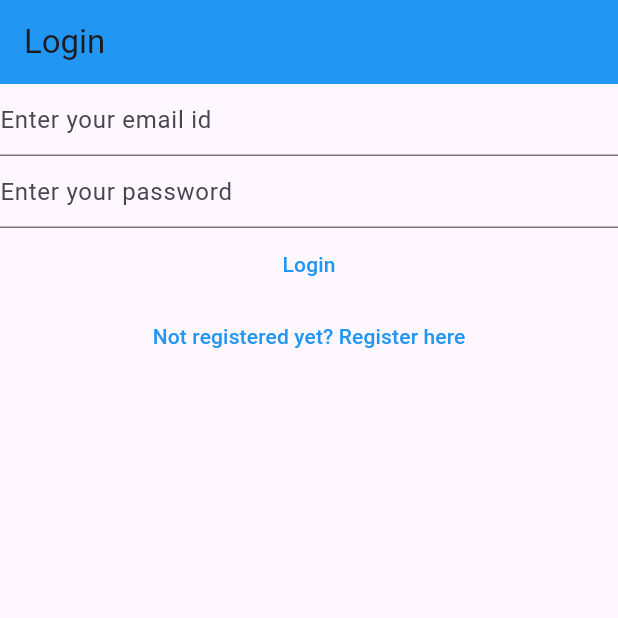
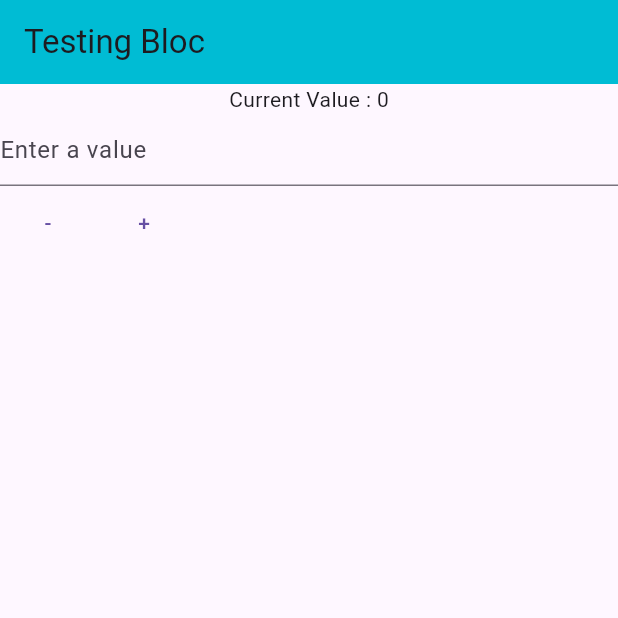
Before and after one commit to Pandiselvam07/NotesApp, a Flutter app: the screen it shows after launch, on a phone screen of 412 x 824 dp, the top half of it. Run offline on Flutter 3.47's test engine with Material 3 defaults, Android fonts, the phone set to English and light mode, and no system bars; our stand-ins replace bloc, cloud_firestore, firebase_auth, firebase_core, flutter_bloc, share_plus; accounts and stored records are empty.

Commit message:
step -22

```diff
--- a/lib/main.dart
+++ b/lib/main.dart
@@ -1,9 +1,11 @@
+import 'package:bloc/bloc.dart';
 import 'package:flutter/material.dart';
+import 'package:flutter_bloc/flutter_bloc.dart';
+import 'package:path/path.dart';
 import 'package:pratice/services/auth/Auth_service.dart';
 import 'package:pratice/views/Login_view.dart';
 import 'package:pratice/views/Register_view.dart';
 import 'package:pratice/views/VerifyEmail_view.dart';
-import 'dart:developer' as devtools show log;
 import 'package:pratice/constants/Routes.dart';
 import 'package:pratice/views/notes/Notes_view.dart';
 import 'package:pratice/views/notes/create _update_note_view.dart';
@@ -12,7 +14,7 @@ void main() {
   WidgetsFlutterBinding.ensureInitialized();
   runApp(
     MaterialApp(
-      home: const Homepage(),
+      home: const HomePage(),
       routes: {
         loginroute: (context) => const LoginView(),
         registerroute: (context) => const RegisterView(),
@@ -24,34 +26,174 @@ void main() {
   );
 }
 
-class Homepage extends StatefulWidget {
-  const Homepage({super.key});
+// class HomePage extends StatefulWidget {
+//   const HomePage({super.key});
+//
+//   @override
+//   State<HomePage> createState() => _HomePageState();
+// }
+//
+// class _HomePageState extends State<HomePage> {
+//   @override
+//   Widget build(BuildContext context) {
+//     return FutureBuilder(
+//         future: AuthService.firebase().initialize(),
+//         builder: (context, snapshot) {
+//           switch (snapshot.connectionState) {
+//             case ConnectionState.done:
+//               final user = AuthService.firebase().currentUser;
+//               if (user != null) {
+//                 if (user.isEmailVerified) {
+//                   return const NotesView();
+//                 } else {
+//                   return const VerifyEmailView();
+//                 }
+//               } else {
+//                 return const LoginView();
+//               }
+//             default:
+//               return const CircularProgressIndicator();
+//           }
+//         });
+//   }
+// }
+class HomePage extends StatefulWidget {
+  const HomePage({super.key});
 
   @override
-  State<Homepage> createState() => _HomepageState();
+  State<HomePage> createState() => _HomePageState();
 }
 
-class _HomepageState extends State<Homepage> {
+class _HomePageState extends State<HomePage> {
+  late final TextEditingController _controller;
+
+  @override
+  void initState() {
+    _controller = TextEditingController();
+    super.initState();
+  }
+
+  @override
+  void dispose() {
+    _controller.dispose();
+    super.dispose();
+  }
+
   @override
   Widget build(BuildContext context) {
-    return FutureBuilder(
-        future: AuthService.firebase().initialize(),
-        builder: (context, snapshot) {
-          switch (snapshot.connectionState) {
-            case ConnectionState.done:
-              final user = AuthService.firebase().currentUser;
-              if (user != null) {
-                if (user.isEmailVerified) {
-                  return const NotesView();
-                } else {
-                  return const VerifyEmailView();
-                }
-              } else {
-                return const LoginView();
-              }
-            default:
-              return const CircularProgressIndicator();
-          }
-        });
+    return BlocProvider(
+      create: (context) => CounterBloc(),
+      child: Scaffold(
+        appBar: AppBar(
+          title: const Text("Testing Bloc"),
+          backgroundColor: Colors.cyan,
+        ),
+        body: BlocConsumer<CounterBloc, CounterState>(
+          listener: (context, state) {
+            _controller.clear();
+          },
+          builder: (context, state) {
+            final invalidValue =
+                (state is CounterStateInvalidNumber) ? state.invalidValue : ' ';
+            return Column(
+              children: [
+                Text('Current Value : ${state.value}'),
+                Visibility(
+                  visible: state is CounterStateInvalidNumber,
+                  child: Text("Invalid input : $invalidValue"),
+                ),
+                TextField(
+                  controller: _controller,
+                  decoration: const InputDecoration(
+                    hintText: "Enter a value",
+                  ),
+                  keyboardType: TextInputType.number,
+                ),
+                Row(
+                  children: [
+                    TextButton(
+                      onPressed: () {
+                        context.read<CounterBloc>().add(
+                              DecrementEvent(_controller.text),
+                            );
+                      },
+                      child: const Text("-"),
+                    ),
+                    TextButton(
+                      onPressed: () {
+                        context.read<CounterBloc>().add(
+                              IncrementEvent(_controller.text),
+                            );
+                      },
+                      child: const Text("+"),
+                    ),
+                  ],
+                ),
+              ],
+            );
+          },
+        ),
+      ),
+    );
   }
 }
+
+//State
+@immutable
+abstract class CounterState {
+  final int value;
+  const CounterState(this.value);
+}
+
+class CounterStateValid extends CounterState {
+  const CounterStateValid(int value) : super(value);
+}
+
+class CounterStateInvalidNumber extends CounterState {
+  final String invalidValue;
+  const CounterStateInvalidNumber({
+    required this.invalidValue,
+    required int previousValue,
+  }) : super(previousValue);
+}
+
+//Event
+abstract class CounterEvent {
+  final String value;
+  const CounterEvent(this.value);
+}
+
+class IncrementEvent extends CounterEvent {
+  const IncrementEvent(String value) : super(value);
+}
+
+class DecrementEvent extends CounterEvent {
+  const DecrementEvent(String value) : super(value);
+}
+
+class CounterBloc extends Bloc<CounterEvent, CounterState> {
+  CounterBloc() : super(const CounterStateValid(0)) {
+    on<IncrementEvent>((event, emit) {
+      final integer = int.tryParse(event.value);
+      if (integer == null) {
+        emit(CounterStateInvalidNumber(
+          invalidValue: event.value,
+          previousValue: state.value,
+        ));
+      } else {
+        emit(CounterStateValid(state.value + integer));
+      }
+    });
+    on<DecrementEvent>((event, emit) {
+      final integer = int.tryParse(event.value);
+      if (integer == null) {
+        emit(CounterStateInvalidNumber(
+          invalidValue: event.value,
+          previousValue: state.value,
+        ));
+      } else {
+        emit(CounterStateValid(state.value - integer));
+      }
+    });
+  }
+}
--- a/pubspec.yaml
+++ b/pubspec.yaml
@@ -42,6 +42,8 @@ dependencies:
   path: ^1.9.0
   cloud_firestore: ^5.3.0
   share_plus: ^10.0.0
+  bloc: ^8.1.4
+  flutter_bloc: ^8.1.6
 
 dev_dependencies:
   flutter_test:
```
Also changed, not shown: pubspec.lock.
